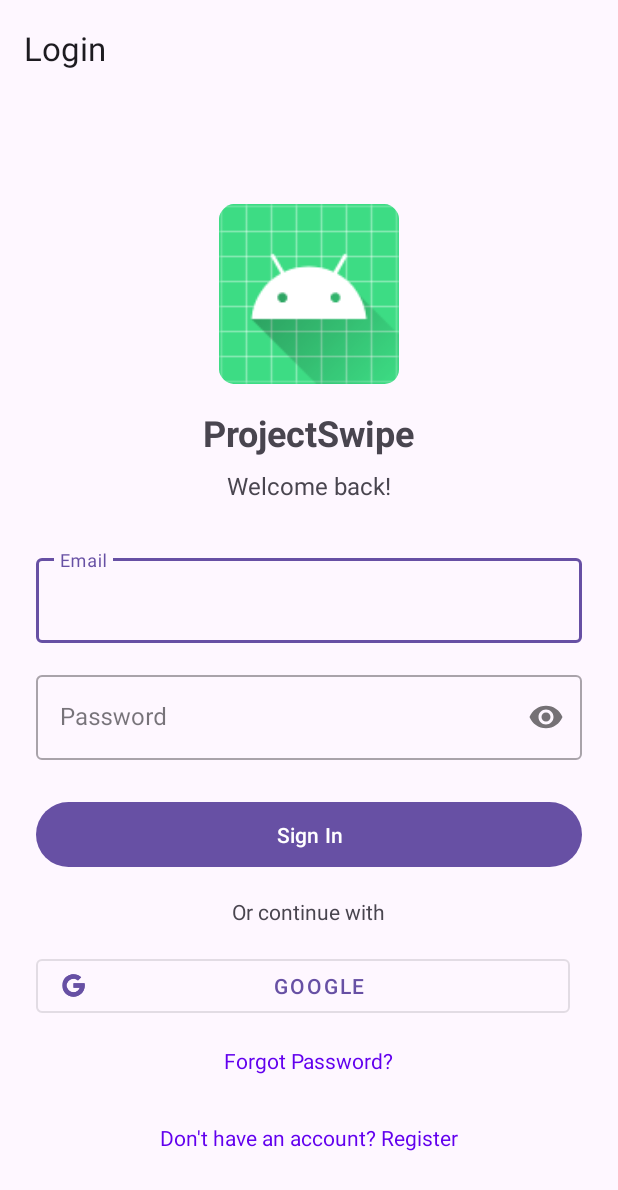
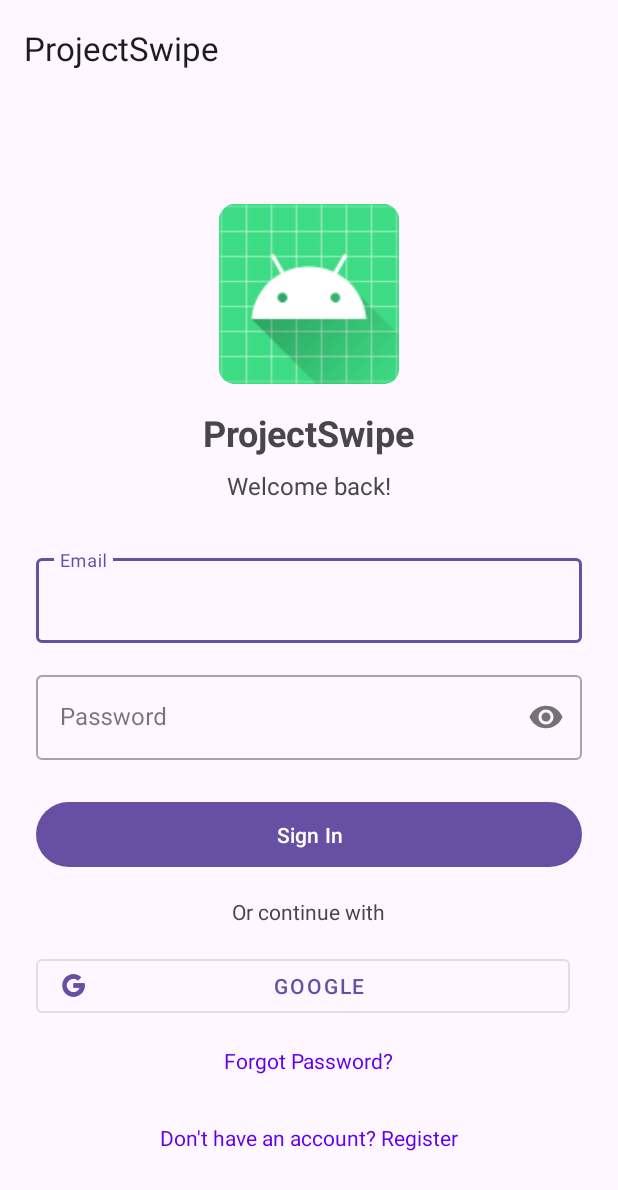
Before and after one commit to Roshan1299/DevSwipe, an Android app: the screen it shows after launch (MainActivity), on a phone screen of 412 x 824 dp. Shown: the top 1190 px of the screen. Run offline under Robolectric (Android 15) with nearby library versions, the phone set to English and light mode, and no system bars; our stand-ins replace Firebase (no records; nobody signed in at launch, a user with empty details on screens opened directly), navigation-ui.

Commit message:
Removed label in fragments display

```diff
--- a/code/app/src/main/res/navigation/nav_graph.xml
+++ b/code/app/src/main/res/navigation/nav_graph.xml
@@ -9,7 +9,6 @@
     <fragment
         android:id="@+id/loginFragment"
         android:name="com.first.projectswipe.LoginFragment"
-        android:label="Login"
         tools:layout="@layout/fragment_login">
         <action
             android:id="@+id/action_loginFragment_to_registerFragment"
@@ -24,7 +23,6 @@
     <fragment
         android:id="@+id/registerFragment"
         android:name="com.first.projectswipe.RegisterFragment"
-        android:label="Register"
         tools:layout="@layout/fragment_register">
         <action
             android:id="@+id/action_registerFragment_to_loginFragment"
@@ -39,7 +37,6 @@
     <fragment
         android:id="@+id/FirstFragment"
         android:name="com.first.projectswipe.FirstFragment"
-        android:label="@string/first_fragment_label"
         tools:layout="@layout/fragment_first">
         <action
             android:id="@+id/action_FirstFragment_to_SecondFragment"
@@ -50,7 +47,6 @@
     <fragment
         android:id="@+id/SecondFragment"
         android:name="com.first.projectswipe.SecondFragment"
-        android:label="@string/second_fragment_label"
         tools:layout="@layout/fragment_second">
         <action
             android:id="@+id/action_SecondFragment_to_FirstFragment"
```
